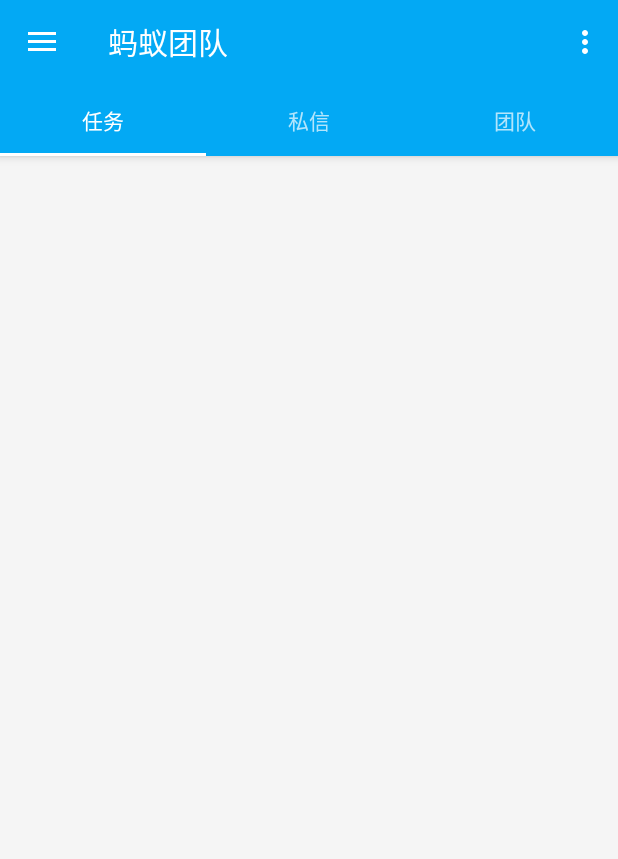
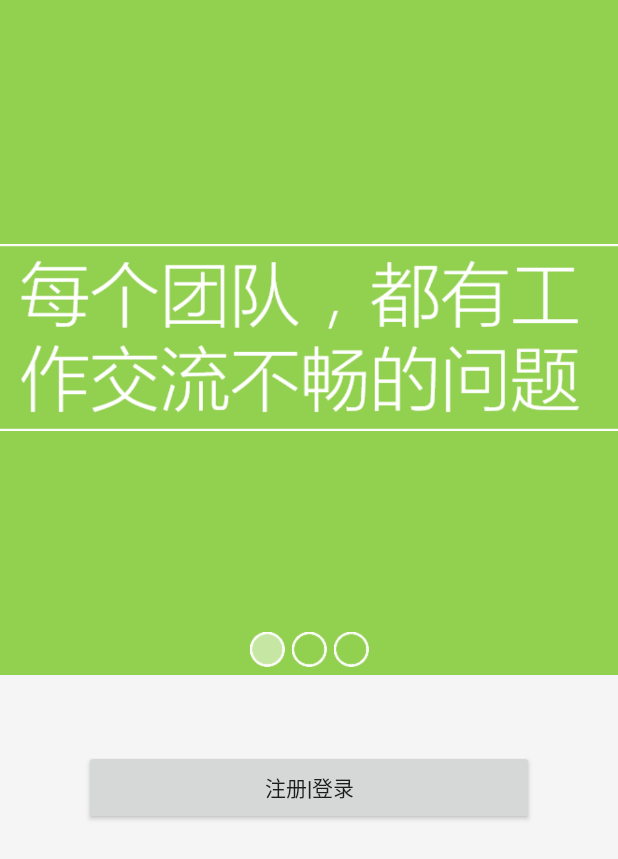
Before and after one commit to Hadesky/CACW-AndroidClient, an Android app: the screen it shows after launch (MainActivity before the commit, WelcomeActivity after it), on a phone screen of 412 x 824 dp. Shown: the top 859 px of the screen. Run offline under Robolectric (Android 15) with nearby library versions, the phone set to English and light mode, and no system bars; 1 statement that could not run was skipped.

Commit message:
增加了第一次的启动页

```diff
--- a/app/src/main/AndroidManifest.xml
+++ b/app/src/main/AndroidManifest.xml
@@ -20,6 +20,10 @@
             android:name=".LoginActivity"
             android:label="@string/title_activity_login" >
         </activity>
+        <activity
+            android:name=".WelcomeActivity"
+            android:label="@string/title_activity_welcome" >
+        </activity>
     </application>
 
 </manifest>
--- /dev/null
+++ b/app/src/main/java/com/hadesky/app/cacw/IndicatorView.java
@@ -0,0 +1,207 @@
+package com.hadesky.app.cacw;
+
+import android.content.Context;
+import android.content.res.TypedArray;
+import android.graphics.Canvas;
+import android.graphics.drawable.BitmapDrawable;
+import android.graphics.drawable.Drawable;
+import android.support.v4.view.PagerAdapter;
+import android.support.v4.view.ViewPager;
+import android.util.AttributeSet;
+import android.util.TypedValue;
+import android.view.View;
+
+/**
+ * Created by 45517 on 2015/8/14.
+ */
+public class IndicatorView extends View implements ViewPager.OnPageChangeListener{
+
+    //空指示器图标
+    private Drawable mIndicatorEmpty;
+    //选择的指示器图标
+    private Drawable mIndicatorSelected;
+    //整个指示器的大小
+    private int mWidth;
+    //padding加上间距加上每个指示器大小
+    private int mContextWidth;
+    //滑动的偏移量
+    private float mOffSet;
+    //指示器的大小,根据指示器图片大小来决定，取其大者
+    private int mIndicatorSize;
+    //指示器的个数
+    private int mCount;
+    //指示器的间距
+    private int mMargin;
+    //当前所选中的item
+    private int mSelectedItem;
+    //是否平滑移动
+    private boolean mSmooth;
+    /**
+     * 因为ViewPager 的 pageChangeListener 被占用了，所以需要定义一个
+     * 以便其他调用
+     */
+    private ViewPager.OnPageChangeListener mPageChangeListener;
+
+    public IndicatorView(Context context) {
+        this(context, null);
+    }
+
+    public IndicatorView(Context context, AttributeSet attrs) {
+        this(context, attrs, 0);
+    }
+
+    public IndicatorView(Context context, AttributeSet attrs, int defStyleAttr) {
+        super(context, attrs, defStyleAttr);
+        TypedArray typedArray = getResources().obtainAttributes(attrs, R.styleable.IndicatorView);
+        final int N = typedArray.getIndexCount();
+        for (int i = 0; i < N; i++) {
+            int attr = typedArray.getIndex(i);
+            switch (attr) {
+                case R.styleable.IndicatorView_indicator_empty:
+                    mIndicatorEmpty = typedArray.getDrawable(attr);
+                    break;
+                case R.styleable.IndicatorView_indicator_selected:
+                    mIndicatorSelected = typedArray.getDrawable(attr);
+                    break;
+                case R.styleable.IndicatorView_indicator_margin:
+                    float defMargin = TypedValue.applyDimension(TypedValue.COMPLEX_UNIT_DIP, 5, getResources().getDisplayMetrics());
+                    mMargin = (int) typedArray.getDimension(attr, defMargin);
+                    break;
+                case R.styleable.IndicatorView_indicator_smooth:
+                    mSmooth = typedArray.getBoolean(attr, false);
+                    break;
+            }
+        }
+        typedArray.recycle();
+        initIndicator();
+    }
+
+    private void initIndicator() {
+        //获取指示器大小
+        if (mIndicatorEmpty.getIntrinsicWidth()!=mIndicatorSelected.getIntrinsicWidth())
+            throw new RuntimeException("图标大小错误，请统一图标大小");
+        mIndicatorSize = Math.max(mIndicatorEmpty.getIntrinsicWidth(), mIndicatorEmpty.getIntrinsicHeight());
+
+        //手动调整大小
+        if (mIndicatorSize > 50) {
+            mIndicatorEmpty = new BitmapDrawable(decodeBitmap.decodeSampledBitmapFromResource(getResources(), R.drawable.indicator_empty, 20, 20));
+            mIndicatorSelected = new BitmapDrawable(decodeBitmap.decodeSampledBitmapFromResource(getResources(), R.drawable.indicator_selected, 20, 20));
+            mIndicatorSize = Math.max(mIndicatorEmpty.getIntrinsicWidth(), mIndicatorEmpty.getIntrinsicHeight());
+
+        }
+        mIndicatorEmpty.setBounds(0, 0, mIndicatorSize, mIndicatorSize);
+        mIndicatorSelected.setBounds(0, 0, mIndicatorSize, mIndicatorSize);
+    }
+
+    @Override
+    protected void onMeasure(int widthMeasureSpec, int heightMeasureSpec) {
+        setMeasuredDimension(measureWidth(widthMeasureSpec), measureHeight(heightMeasureSpec));
+    }
+
+    private int measureHeight(int heightMeasureSpec) {
+        int mode = MeasureSpec.getMode(heightMeasureSpec);
+        int size = MeasureSpec.getSize(heightMeasureSpec);
+        int height;
+        int desert = getPaddingBottom() + getPaddingTop() + mIndicatorSize;
+        if (mode == MeasureSpec.AT_MOST) {
+            height = Math.min(size, desert);
+        } else {
+            height = desert;
+        }
+        return height;
+    }
+
+    private int measureWidth(int widthMeasureSpec) {
+        int mode = MeasureSpec.getMode(widthMeasureSpec);
+        int size = MeasureSpec.getSize(widthMeasureSpec);
+        int width;
+        int desert = getPaddingLeft() + getPaddingRight() + mCount * mIndicatorSize + (mCount - 1) * mMargin;
+        mContextWidth = desert;
+        if (mode == MeasureSpec.AT_MOST) {
+            width = Math.min(size, desert);
+        } else if (mode == MeasureSpec.EXACTLY) {
+            width = Math.max(size, desert);
+        } else {
+            width = desert;
+        }
+        mWidth = width;
+        return width;
+    }
+
+    /**
+     * 重绘View
+     * @param canvas 画布
+     */
+    @Override
+    protected void onDraw(Canvas canvas) {
+        //保存当前位置
+        canvas.save();
+        //计算当前第一个指示器的位置
+        int left = mWidth / 2 - mContextWidth / 2 + getPaddingLeft();
+        //移动到第一个指示器的位置
+        canvas.translate(left, getPaddingTop());
+        //开始绘制每一个空指示器
+        for (int i = 0; i < mCount; i++) {
+            mIndicatorEmpty.draw(canvas);
+            canvas.translate(mMargin + mIndicatorSize, 0);
+        }
+        //恢复默认位置
+        canvas.restore();
+        float leftDraw = (mIndicatorSize + mMargin) * (mSelectedItem + mOffSet);
+        canvas.translate(left, getPaddingTop());
+        canvas.translate(leftDraw, 0);
+        mIndicatorSelected.draw(canvas);
+    }
+
+    public void setViewPager(ViewPager viewPager) {
+        if (viewPager == null) {
+            return;
+        }
+        PagerAdapter pagerAdapter = viewPager.getAdapter();
+        if (pagerAdapter == null) {
+            throw new RuntimeException("ViewPager的Adapter为空");
+        }
+        mCount = pagerAdapter.getCount();
+        viewPager.setOnPageChangeListener(this);
+        mSelectedItem = viewPager.getCurrentItem();
+
+        invalidate();
+    }
+
+    public void setOnPageChangeListener(ViewPager.OnPageChangeListener onPageChangeListener) {
+        this.mPageChangeListener = onPageChangeListener;
+    }
+
+    @Override
+    public void onPageScrolled(int position, float positionOffset, int positionOffsetPixels) {
+        if (mSmooth) {
+            mSelectedItem = position;
+            mOffSet = positionOffset;
+            invalidate();
+        }
+        if (mPageChangeListener != null) {
+            mPageChangeListener.onPageScrolled(position, positionOffset, positionOffsetPixels);
+        }
+    }
+
+    @Override
+    public void onPageSelected(int position) {
+        mSelectedItem = position;
+        invalidate();
+        if (mPageChangeListener != null) {
+            mPageChangeListener.onPageSelected(position);
+        }
+    }
+
+    @Override
+    public void onPageScrollStateChanged(int state) {
+        if (mPageChangeListener != null) {
+            mPageChangeListener.onPageScrollStateChanged(state);
+        }
+    }
+
+    @Override
+    public boolean isInEditMode() {
+        return false;
+    }
+}
--- a/app/src/main/java/com/hadesky/app/cacw/MainActivity.java
+++ b/app/src/main/java/com/hadesky/app/cacw/MainActivity.java
@@ -1,5 +1,7 @@
 package com.hadesky.app.cacw;
 
+import android.content.Intent;
+import android.content.SharedPreferences;
 import android.content.res.Configuration;
 import android.graphics.Bitmap;
 import android.graphics.BitmapFactory;
@@ -42,6 +44,7 @@ public class MainActivity extends AppCompatActivity {
     protected void onCreate(Bundle savedInstanceState) {
         super.onCreate(savedInstanceState);
         setContentView(R.layout.activity_main);
+        checkIfFirstRun();
 
         initActionBar();
         setupTabLayout();
@@ -49,6 +52,21 @@ public class MainActivity extends AppCompatActivity {
         if (navigationView != null) {
             setupDrawerContent(navigationView);
         }
+    }
+
+    private void checkIfFirstRun() {
+        SharedPreferences preferences = getSharedPreferences("count",MODE_PRIVATE);
+        int count = preferences.getInt("count", 0);
+
+        if (count == 0) {
+            Intent intent = new Intent();
+            intent.setClass(getApplicationContext(), WelcomeActivity.class);
+            startActivity(intent);
+            this.finish();
+        }
+        SharedPreferences.Editor editor = preferences.edit();
+        editor.putInt("count", ++count);
+        editor.apply();
     }
 
     private void setupTabLayout() {
--- /dev/null
+++ b/app/src/main/java/com/hadesky/app/cacw/WelcomeActivity.java
@@ -0,0 +1,168 @@
+package com.hadesky.app.cacw;
+
+import android.animation.Animator;
+import android.animation.AnimatorSet;
+import android.animation.ObjectAnimator;
+import android.content.Intent;
+import android.graphics.Color;
+import android.graphics.drawable.Drawable;
+import android.os.AsyncTask;
+import android.support.v4.view.PagerAdapter;
+import android.support.v4.view.ViewPager;
+import android.support.v7.app.AppCompatActivity;
+import android.os.Bundle;
+import android.view.Menu;
+import android.view.MenuItem;
+import android.view.View;
+import android.view.ViewGroup;
+import android.view.animation.AlphaAnimation;
+import android.view.animation.Animation;
+import android.view.animation.AnimationSet;
+import android.widget.ImageView;
+
+import java.util.ArrayList;
+import java.util.List;
+
+public class WelcomeActivity extends AppCompatActivity {
+
+    private ViewPager mViewPager;
+    private PagerAdapter mAdapter;
+    private IndicatorView mIndicatorView;
+    private List<ImageView> imageViewList;
+    private static final int PAGER_NUMBER = 3;
+    private List<Integer> colorList;
+
+
+
+    @Override
+    protected void onCreate(Bundle savedInstanceState) {
+        super.onCreate(savedInstanceState);
+        setContentView(R.layout.activity_welcome);
+
+        colorList = new ArrayList<Integer>();
+        colorList.add(0xFF92D050);
+        colorList.add(0xFF7030A0);
+        colorList.add(0xFF00B0F0);
+
+        initImageView();
+
+        mViewPager = (ViewPager) findViewById(R.id.welcome_viewpager);
+        mAdapter = new WelcomePagerAdapter(imageViewList);
+        mViewPager.setAdapter(mAdapter);
+        mIndicatorView = (IndicatorView) findViewById(R.id.welcome_indicator);
+        mIndicatorView.setViewPager(mViewPager);
+        final View bg = findViewById(R.id.welcome_bg);
+        bg.setBackgroundColor(colorList.get(0));
+        mIndicatorView.setOnPageChangeListener(new ViewPager.OnPageChangeListener() {
+            @Override
+            public void onPageScrolled(int position, float positionOffset, int positionOffsetPixels) {
+
+            }
+
+            @Override
+            public void onPageSelected(int position) {
+                ObjectAnimator animator1 = ObjectAnimator.ofFloat(bg, "alpha", 1f, 0.7f);
+                ObjectAnimator animator2 = ObjectAnimator.ofFloat(bg, "alpha", 0.7f, 1f);
+                AnimatorSet animatorSet = new AnimatorSet();
+                animatorSet.playTogether(animator1,animator2);
+                animatorSet.setDuration(2000);
+                animatorSet.start();
+                bg.setBackgroundColor(colorList.get(position));
+            }
+
+            @Override
+            public void onPageScrollStateChanged(int state) {
+
+            }
+        });
+        mViewPager.setPageTransformer(true,new ZoomOutPageTransformer());
+    }
+
+    private void initImageView() {
+        imageViewList = new ArrayList<ImageView>();
+        ImageView imageView;
+        for (int i = 0; i < PAGER_NUMBER; i++) {
+            imageView = new ImageView(this);
+            imageView.setImageDrawable(getImageDrawable(i));
+            imageViewList.add(imageView);
+        }
+    }
+
+    private Drawable getImageDrawable(int pos) {
+        if (pos > PAGER_NUMBER || pos < 0) {
+            return null;
+        }
+        switch (pos) {
+            case 0:
+                return getResources().getDrawable(R.drawable.welcome1);
+            case 1:
+                return getResources().getDrawable(R.drawable.welcome2);
+            case 2:
+                return getResources().getDrawable(R.drawable.welcome3);
+            default:
+                return null;
+        }
+    }
+
+    @Override
+    public boolean onCreateOptionsMenu(Menu menu) {
+        // Inflate the menu; this adds items to the action bar if it is present.
+        getMenuInflater().inflate(R.menu.menu_welcome, menu);
+        return true;
+    }
+
+    @Override
+    public boolean onOptionsItemSelected(MenuItem item) {
+        // Handle action bar item clicks here. The action bar will
+        // automatically handle clicks on the Home/Up button, so long
+        // as you specify a parent activity in AndroidManifest.xml.
+        int id = item.getItemId();
+
+        //noinspection SimplifiableIfStatement
+        if (id == R.id.action_settings) {
+            return true;
+        }
+
+        return super.onOptionsItemSelected(item);
+    }
+
+    public void Test(View view) {
+        Intent intent = new Intent();
+        intent.setClass(getApplicationContext(), MainActivity.class);
+        startActivity(intent);
+        this.finish();
+    }
+
+    private class WelcomePagerAdapter extends PagerAdapter {
+
+        private List<ImageView> mImageViewList;
+
+        public WelcomePagerAdapter(List<ImageView> imageViewList) {
+            super();
+            if (imageViewList != null) {
+                this.mImageViewList = imageViewList;
+            }
+        }
+
+        @Override
+        public void destroyItem(ViewGroup container, int position, Object object) {
+            container.removeView(mImageViewList.get(position));
+        }
+
+        @Override
+        public Object instantiateItem(ViewGroup container, int position) {
+            container.addView(mImageViewList.get(position));
+            return mImageViewList.get(position);
+        }
+
+        @Override
+        public int getCount() {
+            return PAGER_NUMBER;
+        }
+
+        @Override
+        public boolean isViewFromObject(View view, Object object) {
+            return view == object;
+        }
+    }
+}
--- /dev/null
+++ b/app/src/main/java/com/hadesky/app/cacw/ZoomOutPageTransformer.java
@@ -0,0 +1,54 @@
+package com.hadesky.app.cacw;
+
+import android.support.v4.view.ViewPager;
+import android.view.View;
+
+import java.util.List;
+
+/**
+ * Created by 45517 on 2015/8/5.
+ */
+public class ZoomOutPageTransformer implements ViewPager.PageTransformer {
+
+    private static final String POSITION = "ZoomOutPageTransformer.position";
+
+    private static final float MIN_SCALE = 0.85f;
+    private static final float MIN_ALPHA = 0.5f;
+
+
+
+    public void transformPage(View view, float position) {
+        int pageWidth = view.getWidth();
+        int pageHeight = view.getHeight();
+
+        if (position < -1) { // [-Infinity,-1)
+            // This page is way off-screen to the left.
+            view.setAlpha(0);
+
+        } else if (position <= 1) { // [-1,1]
+            // Modify the default slide transition to shrink the page as well
+            float scaleFactor = Math.max(MIN_SCALE, 1 - Math.abs(position));
+            float vertMargin = pageHeight * (1 - scaleFactor) / 2;
+            float horzMargin = pageWidth * (1 - scaleFactor) / 2;
+            if (position < 0) {
+                view.setTranslationX(horzMargin - vertMargin / 2);
+            } else {
+                view.setTranslationX(-horzMargin + vertMargin / 2);
+            }
+
+            // Scale the page down (between MIN_SCALE and 1)
+            view.setScaleX(scaleFactor);
+            view.setScaleY(scaleFactor);
+
+            // Fade the page relative to its size.
+            view.setAlpha(MIN_ALPHA +
+                    (scaleFactor - MIN_SCALE) /
+                            (1 - MIN_SCALE) * (1 - MIN_ALPHA));
+
+        } else { // (1,+Infinity]
+            // This page is way off-screen to the right.
+            view.setAlpha(0);
+        }
+    }
+
+}
--- a/app/src/main/res/drawable/indicator_selector.xml
+++ /dev/null
@@ -1,5 +0,0 @@
-<?xml version="1.0" encoding="utf-8"?>
-<selector xmlns:android="http://schemas.android.com/apk/res/android">
-    <!--指示器未被选中的状态-->
-    <item android:state_empty="true" />
-</selector>
--- a/app/src/main/res/layout/activity_login.xml
+++ b/app/src/main/res/layout/activity_login.xml
@@ -16,5 +16,9 @@
 
         </ScrollView>
     </ViewPager>
+    <ImageView
+        android:id="@+id/test"
+        android:layout_width="wrap_content"
+        android:layout_height="wrap_content" />
 
 </RelativeLayout>
--- /dev/null
+++ b/app/src/main/res/layout/activity_welcome.xml
@@ -0,0 +1,47 @@
+<LinearLayout
+    xmlns:android="http://schemas.android.com/apk/res/android"
+    xmlns:tools="http://schemas.android.com/tools"
+    xmlns:cacw="http://schemas.android.com/apk/res-auto"
+    android:layout_width="match_parent"
+    android:layout_height="match_parent"
+    android:orientation="vertical"
+    android:fitsSystemWindows="true"
+    android:clipToPadding="true"
+    tools:context="com.hadesky.app.cacw.WelcomeActivity">
+
+    <RelativeLayout
+        android:gravity="top"
+        android:layout_width="match_parent"
+        android:layout_height="wrap_content"
+        android:layout_gravity="top">
+        <View
+            android:id="@+id/welcome_bg"
+            android:layout_width="match_parent"
+            android:layout_height="450dp" />
+        <android.support.v4.view.ViewPager
+            android:layout_alignParentTop="true"
+            android:id="@+id/welcome_viewpager"
+            android:layout_width="match_parent"
+            android:layout_height="450dp">
+        </android.support.v4.view.ViewPager>
+        <com.hadesky.app.cacw.IndicatorView
+            android:id="@+id/welcome_indicator"
+            android:layout_centerHorizontal="true"
+            android:padding="5dp"
+            android:layout_alignBottom="@id/welcome_viewpager"
+            cacw:indicator_empty="@drawable/indicator_empty"
+            cacw:indicator_smooth="true"
+            cacw:indicator_selected="@drawable/indicator_selected"
+            cacw:indicator_margin="5dp"
+            android:layout_width="match_parent"
+            android:layout_height="wrap_content" />
+    </RelativeLayout>
+    <Button
+        android:onClick="Test"
+        android:layout_marginTop="50dp"
+        android:layout_gravity="center_horizontal"
+        android:text="注册|登录"
+        android:id="@+id/welcome_button"
+        android:layout_width="300dp"
+        android:layout_height="50dp" />
+</LinearLayout>
--- /dev/null
+++ b/app/src/main/res/menu/menu_welcome.xml
@@ -0,0 +1,7 @@
+<menu xmlns:android="http://schemas.android.com/apk/res/android"
+    xmlns:app="http://schemas.android.com/apk/res-auto"
+    xmlns:tools="http://schemas.android.com/tools"
+    tools:context="com.hadesky.app.cacw.WelcomeActivity">
+    <item android:id="@+id/action_settings" android:title="@string/action_settings"
+        android:orderInCategory="100" app:showAsAction="never" />
+</menu>
--- /dev/null
+++ b/app/src/main/res/values/attrs.xml
@@ -0,0 +1,9 @@
+<?xml version="1.0" encoding="utf-8"?>
+<resources>
+    <declare-styleable name="IndicatorView">
+        <attr name="indicator_empty" format="reference" />
+        <attr name="indicator_selected" format="reference" />
+        <attr name="indicator_margin" format="dimension" />
+        <attr name="indicator_smooth" format="boolean" />
+    </declare-styleable>
+</resources>
--- a/app/src/main/res/values/strings.xml
+++ b/app/src/main/res/values/strings.xml
@@ -14,4 +14,5 @@
     <string name="completed_case">已完成事项</string>
     <string name="feedback">反馈</string>
     <string name="exit">退出</string>
+    <string name="title_activity_welcome">WelcomeActivity</string>
 </resources>
```
Also changed, not shown: app/src/main/java/com/hadesky/app/cacw/LoginActivity.java (+10 -0 lines), app/src/main/res/drawable/indicator_empty.png (added), app/src/main/res/drawable/indicator_selected.png (added), app/src/main/res/drawable/welcome1.png (added), app/src/main/res/drawable/welcome2.png (added), app/src/main/res/drawable/welcome3.png (added), 1 other file.
